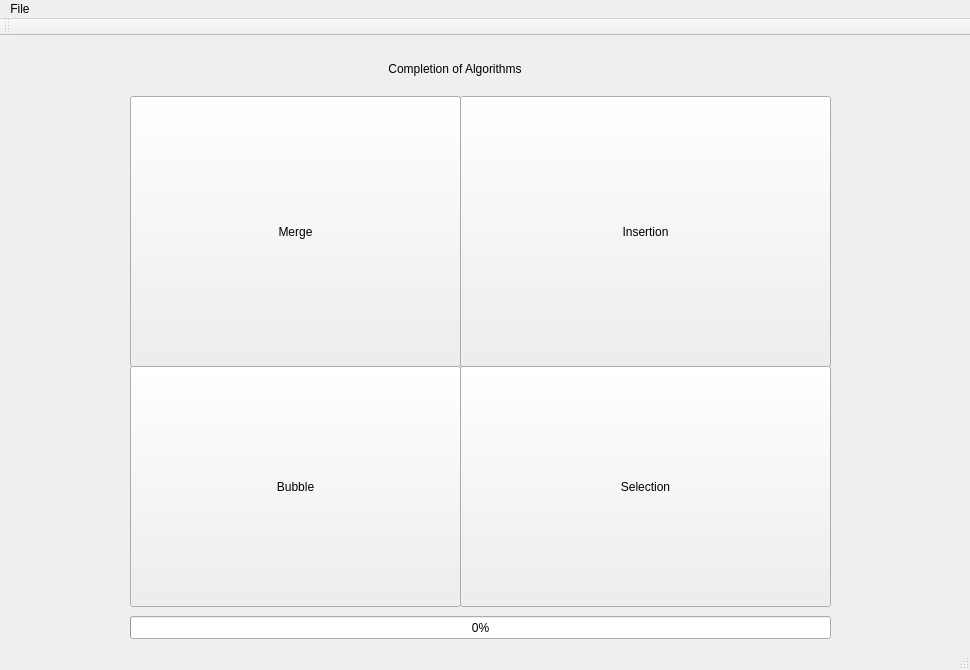
Above: mainwindow.ui from JonWiggins/SortingAlgorithmGame before the change. Below: the same form after it.
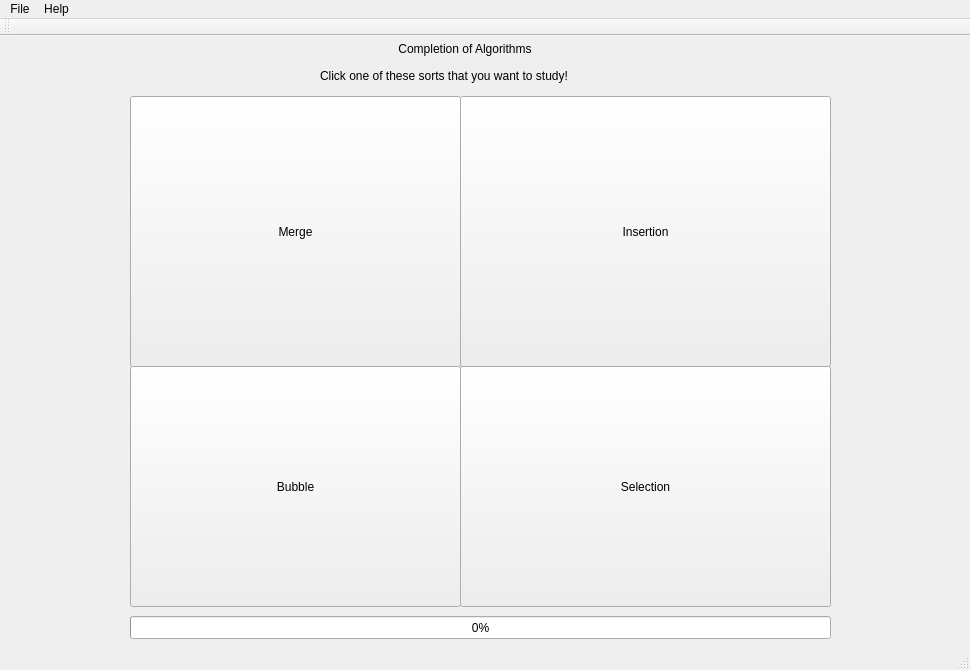
That is the form after the change. The open tabs and pages were chosen to show the change.

Commit message: Added a tutorial and titles for each sort.

The edit to the form file:
```diff
--- a/mainwindow.ui
+++ b/mainwindow.ui
@@ -104,8 +104,8 @@
      <widget class="QLabel" name="label_2">
       <property name="geometry">
        <rect>
-        <x>250</x>
-        <y>20</y>
+        <x>260</x>
+        <y>0</y>
         <width>390</width>
         <height>25</height>
        </rect>
@@ -117,6 +117,19 @@
        <set>Qt::AlignCenter</set>
       </property>
      </widget>
+     <widget class="QLabel" name="label_3">
+      <property name="geometry">
+       <rect>
+        <x>310</x>
+        <y>30</y>
+        <width>321</width>
+        <height>20</height>
+       </rect>
+      </property>
+      <property name="text">
+       <string>Click one of these sorts that you want to study!</string>
+      </property>
+     </widget>
     </widget>
     <widget class="QWidget" name="SortInfo">
      <widget class="QPushButton" name="Home">
@@ -246,7 +259,14 @@
      <string>File</string>
     </property>
    </widget>
+   <widget class="QMenu" name="menuHelp">
+    <property name="title">
+     <string>Help</string>
+    </property>
+    <addaction name="actionGame_Information"/>
+   </widget>
    <addaction name="menuFile"/>
+   <addaction name="menuHelp"/>
   </widget>
   <widget class="QToolBar" name="mainToolBar">
    <attribute name="toolBarArea">
```
Left out of the diff: 18 changed lines with no effect on the pictures. The commit also changes 2 other files.
